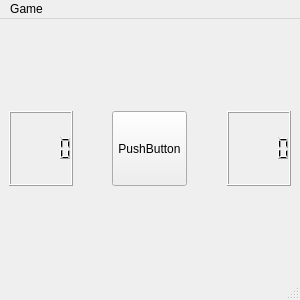
Qt form minesweeper_ui.ui (rekin5320/minesweeper) before a commit.
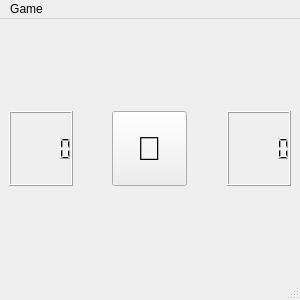
The same form after that commit.

Commit message: Use emojis to signal game status

```diff
--- a/minesweeper_ui.ui
+++ b/minesweeper_ui.ui
@@ -66,8 +66,13 @@
           <height>75</height>
          </size>
         </property>
+        <property name="font">
+         <font>
+          <pointsize>25</pointsize>
+         </font>
+        </property>
         <property name="text">
-         <string>PushButton</string>
+         <string>🙂</string>
         </property>
        </widget>
       </item>
```
The commit also changes 2 other files.
